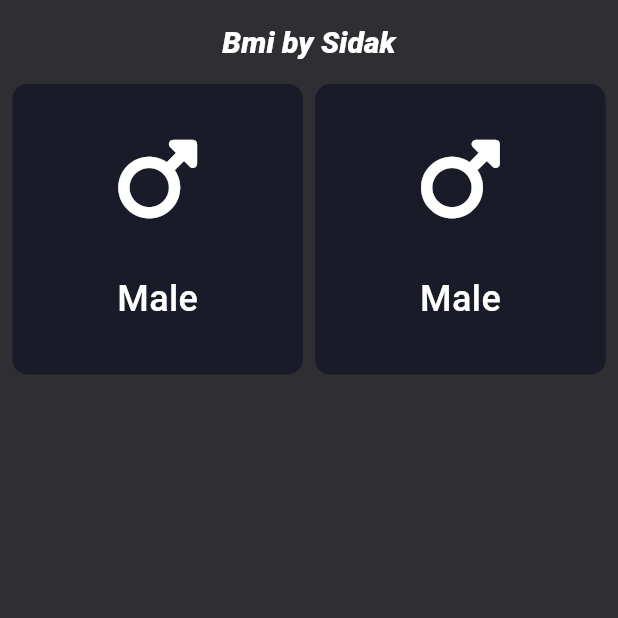
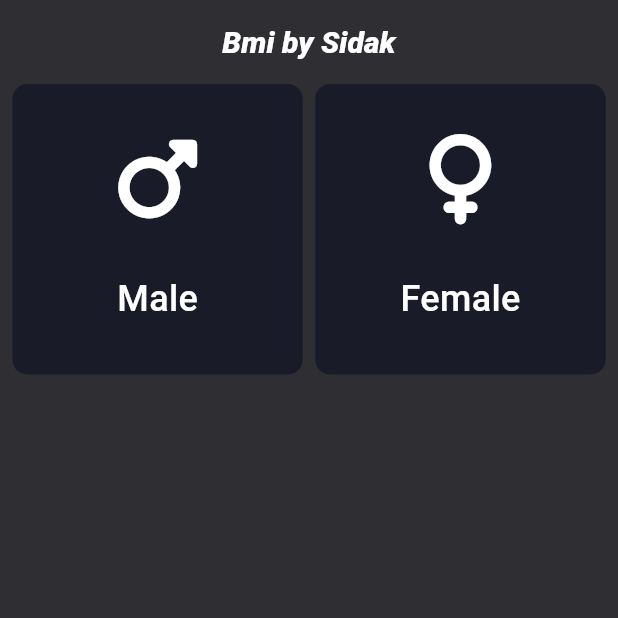
Before and after one commit to sidxc74/Flutter_Bmi, a Flutter app: the screen it shows after launch, on a phone screen of 412 x 824 dp, the top half of it. Run offline on Flutter 3.47's test engine with Material 3 defaults, Android fonts, the phone set to English and light mode, and no system bars; our stand-ins replace font_awesome_flutter.

Commit message:
bugs fixes

```diff
--- a/lib/GenderSelectionWidget.dart
+++ b/lib/GenderSelectionWidget.dart
@@ -6,10 +6,11 @@ class GenderSelectionWidget extends StatelessWidget {
   const GenderSelectionWidget({
     super.key,
     required this.width,
+    required this.isMale,
   });
 
   final double width;
-  final String title;
+  final bool isMale;
 
   @override
   Widget build(BuildContext context) {
@@ -17,8 +18,8 @@ class GenderSelectionWidget extends StatelessWidget {
       child: Column(
         mainAxisAlignment: MainAxisAlignment.spaceEvenly,
         children: [
-          FaIcon(FontAwesomeIcons.mars, color : Colors.white, size : 60),
-          Text("Male",style: TextStyle(
+          FaIcon(isMale ? FontAwesomeIcons.mars : FontAwesomeIcons.venus, color : Colors.white, size : 60),
+          Text(isMale ?"Male":"Female",style: TextStyle(
             color : Colors.white,
             fontSize: 24,
             fontWeight: FontWeight.w500,
--- a/lib/bmicalculatorsceen.dart
+++ b/lib/bmicalculatorsceen.dart
@@ -31,13 +31,14 @@ class _MyWidgetState extends State<BmiCalculatorScreen> {
         backgroundColor: backgroundColor,
       ),
       body : Column(
+        mainAxisAlignment: MainAxisAlignment.spaceBetween,
         // mainAxisAlignment: ,
         children: [
         Row(
           mainAxisAlignment: MainAxisAlignment.spaceEvenly,
           children: [
-            GenderSelectionWidget(width: width),
-            GenderSelectionWidget(width: width),
+            GenderSelectionWidget(width: width, isMale: true,),
+            GenderSelectionWidget(width: width, isMale: false,),
           ],
         )
       ],)
```
